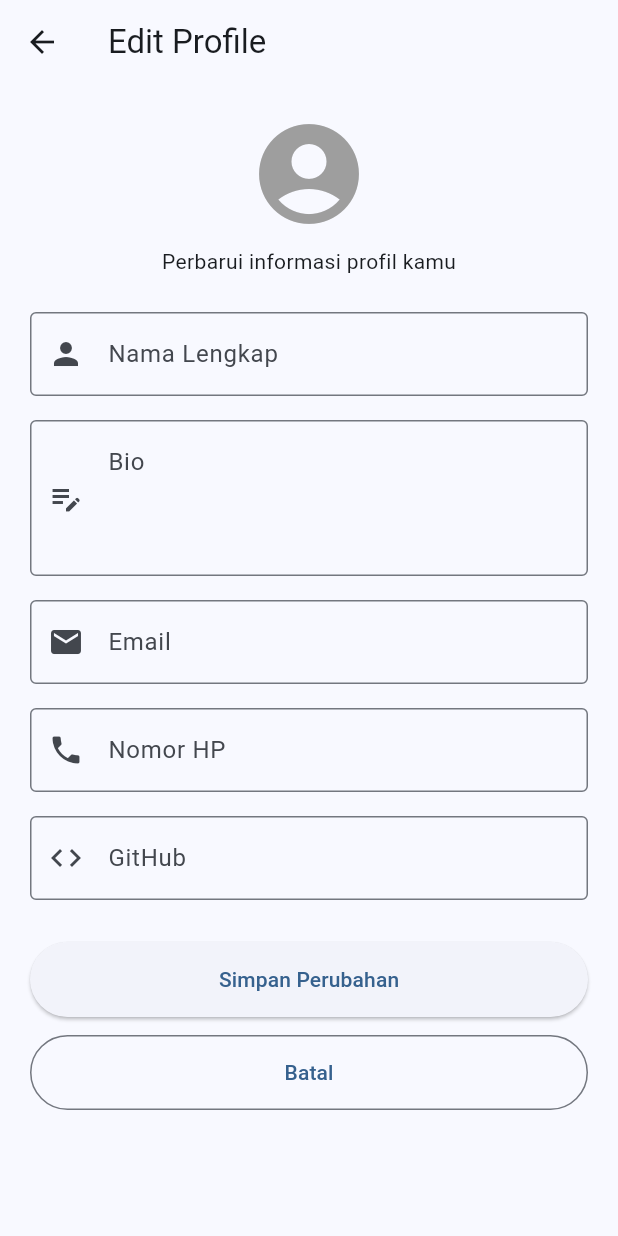
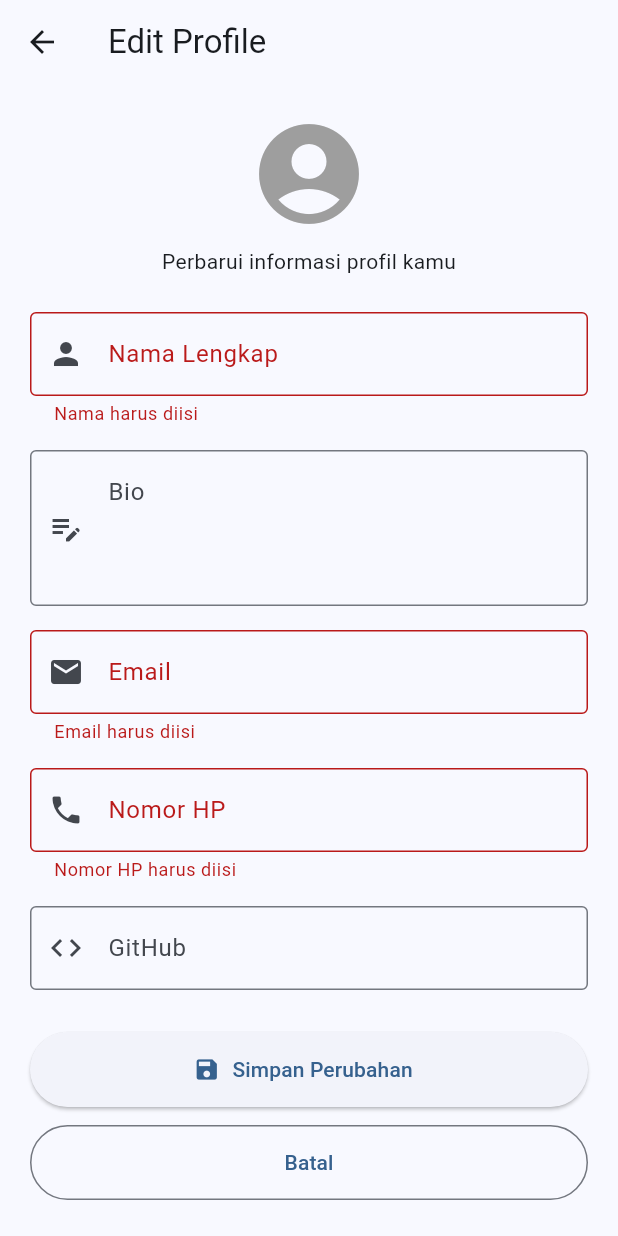
Before and after one commit to DhaniKWP/soal2-uts-pml-1124160014, a Flutter app: the EditProfilePage screen opened directly with empty values, after a tap on "Simpan Perubahan", on a phone screen of 412 x 824 dp. Run offline on Flutter 3.47's test engine with Material 3 defaults, Android fonts, the phone set to English and light mode, and no system bars.

Commit message:
feat: menambahkan validasi dan fungsi simpan edit profile

```diff
--- a/lib/screens/edit_profile_page.dart
+++ b/lib/screens/edit_profile_page.dart
@@ -26,21 +26,11 @@ class _EditProfilePageState extends State<EditProfilePage> {
   void initState() {
     super.initState();
 
-    namaController = TextEditingController(
-      text: widget.profile.nama,
-    );
-    bioController = TextEditingController(
-      text: widget.profile.bio,
-    );
-    emailController = TextEditingController(
-      text: widget.profile.email,
-    );
-    hpController = TextEditingController(
-      text: widget.profile.hp,
-    );
-    githubController = TextEditingController(
-      text: widget.profile.github,
-    );
+    namaController = TextEditingController(text: widget.profile.nama);
+    bioController = TextEditingController(text: widget.profile.bio);
+    emailController = TextEditingController(text: widget.profile.email);
+    hpController = TextEditingController(text: widget.profile.hp);
+    githubController = TextEditingController(text: widget.profile.github);
   }
 
   @override
@@ -51,6 +41,20 @@ class _EditProfilePageState extends State<EditProfilePage> {
     hpController.dispose();
     githubController.dispose();
     super.dispose();
+  }
+
+  void simpanProfile() {
+    if (!_formKey.currentState!.validate()) return;
+
+    final profileBaru = widget.profile.copyWith(
+      nama: namaController.text.trim(),
+      bio: bioController.text.trim(),
+      email: emailController.text.trim(),
+      hp: hpController.text.trim(),
+      github: githubController.text.trim(),
+    );
+
+    Navigator.pop(context, profileBaru);
   }
 
   @override
@@ -90,6 +94,12 @@ class _EditProfilePageState extends State<EditProfilePage> {
                 prefixIcon: Icon(Icons.person),
                 border: OutlineInputBorder(),
               ),
+              validator: (value) {
+                if (value == null || value.trim().isEmpty) {
+                  return 'Nama harus diisi';
+                }
+                return null;
+              },
             ),
 
             const SizedBox(height: 16),
@@ -115,6 +125,19 @@ class _EditProfilePageState extends State<EditProfilePage> {
                 prefixIcon: Icon(Icons.email),
                 border: OutlineInputBorder(),
               ),
+              validator: (value) {
+                if (value == null || value.trim().isEmpty) {
+                  return 'Email harus diisi';
+                }
+
+                if (!RegExp(
+                  r'^[\w.-]+@[\w.-]+\.\w+$',
+                ).hasMatch(value.trim())) {
+                  return 'Format email tidak valid';
+                }
+
+                return null;
+              },
             ),
 
             const SizedBox(height: 16),
@@ -127,6 +150,17 @@ class _EditProfilePageState extends State<EditProfilePage> {
                 prefixIcon: Icon(Icons.phone),
                 border: OutlineInputBorder(),
               ),
+              validator: (value) {
+                if (value == null || value.isEmpty) {
+                  return 'Nomor HP harus diisi';
+                }
+
+                if (!RegExp(r'^\d{10,13}$').hasMatch(value)) {
+                  return 'Nomor HP harus 10-13 digit';
+                }
+
+                return null;
+              },
             ),
 
             const SizedBox(height: 16),
@@ -144,9 +178,10 @@ class _EditProfilePageState extends State<EditProfilePage> {
 
             SizedBox(
               height: 50,
-              child: ElevatedButton(
-                onPressed: () {},
-                child: const Text('Simpan Perubahan'),
+              child: ElevatedButton.icon(
+                onPressed: simpanProfile,
+                icon: const Icon(Icons.save),
+                label: const Text('Simpan Perubahan'),
               ),
             ),
 
```
